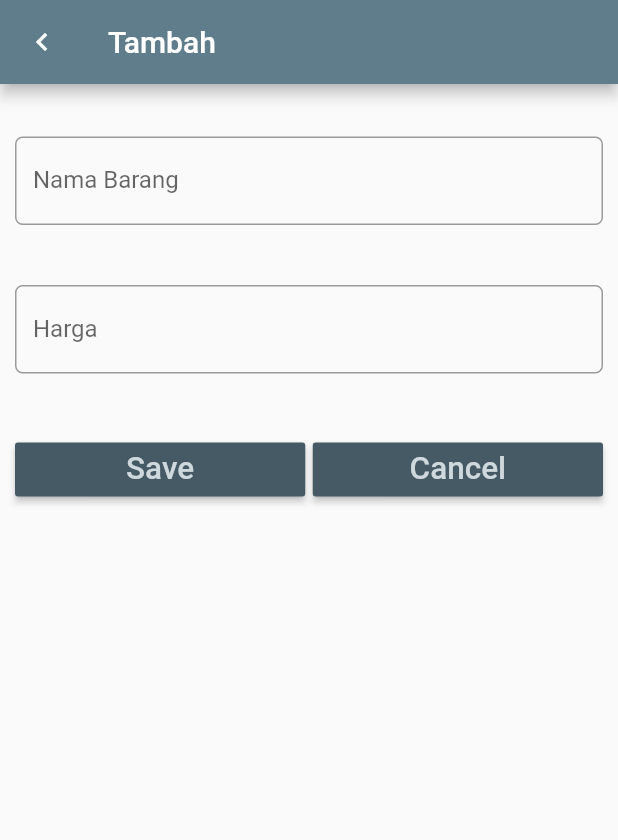
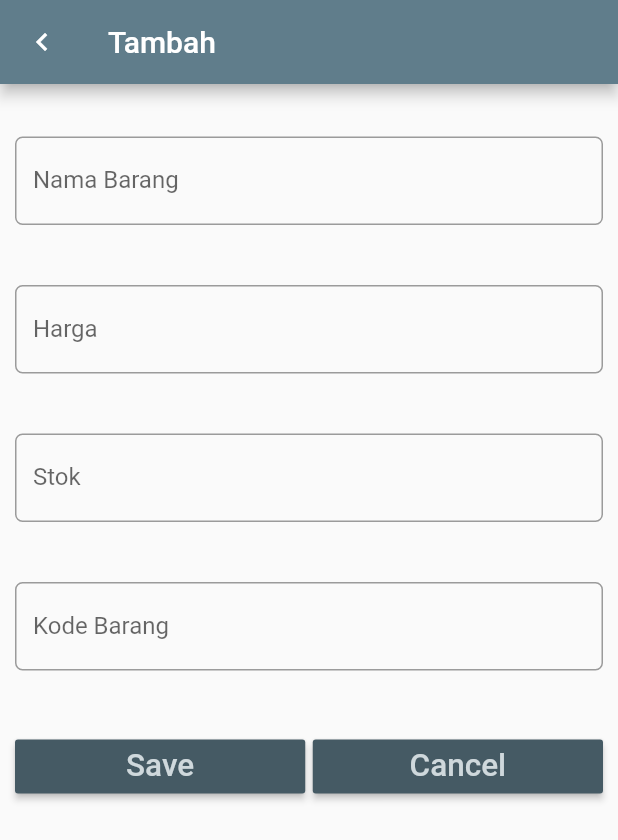
Before and after one commit to Evina08/database_sqlite, a Flutter app: the screen it shows after launch, after a tap on "Tambah Item", on a phone screen of 412 x 824 dp. Shown: the top 840 px of the screen. Run offline on Flutter 3.47's test engine with Material 2 defaults, Android fonts, the phone set to English and light mode, and no system bars; our stand-ins replace sqflite; accounts and stored records are empty.

Commit message:
Menambahkan stok dan kode

```diff
--- a/lib/dbhelper.dart
+++ b/lib/dbhelper.dart
@@ -14,7 +14,7 @@
     String path = directory.path + 'item.db';
 
     //create, read databases
-    var itemDatabase = openDatabase(path, version: 1, onCreate: _createDb);
+    var itemDatabase = openDatabase(path, version: 6, onCreate: _createDb);
     //mengembalikan nilai object sebagai hasil dari fungsinya
     return itemDatabase;
   }
@@ -25,7 +25,9 @@
  CREATE TABLE item (
  id INTEGER PRIMARY KEY AUTOINCREMENT,
  name TEXT,
- price INTEGER
+ price INTEGER,
+ stok INTEGER,
+ kode INTEGER
  )
  ''');
   }
--- a/lib/entryform.dart
+++ b/lib/entryform.dart
@@ -14,12 +14,16 @@
   EntryFormState(this.item);
   TextEditingController nameController = TextEditingController();
   TextEditingController priceController = TextEditingController();
+  TextEditingController stokController = TextEditingController();
+  TextEditingController kodeController = TextEditingController();
   @override
   Widget build(BuildContext context) {
     //kondisi
     if (item != null) {
       nameController.text = item.name;
       priceController.text = item.price.toString();
+      stokController.text = item.stok.toString();
+      kodeController.text = item.kode.toString();
     }
     //rubah
     return Scaffold(
@@ -65,6 +69,39 @@
                   },
                 ),
               ),
+              //stok
+              Padding(
+                padding: EdgeInsets.only(top: 20.0, bottom: 20.0),
+                child: TextField(
+                  controller: stokController,
+                  keyboardType: TextInputType.number,
+                  decoration: InputDecoration(
+                    labelText: 'Stok',
+                    border: OutlineInputBorder(
+                      borderRadius: BorderRadius.circular(5.0),
+                    ),
+                  ),
+                  onChanged: (value) {
+                    //
+                  },
+                ),
+              ),
+              Padding(
+                padding: EdgeInsets.only(top: 20.0, bottom: 20.0),
+                child: TextField(
+                  controller: kodeController,
+                  keyboardType: TextInputType.number,
+                  decoration: InputDecoration(
+                    labelText: 'Kode Barang',
+                    border: OutlineInputBorder(
+                      borderRadius: BorderRadius.circular(5.0),
+                    ),
+                  ),
+                  onChanged: (value) {
+                    //
+                  },
+                ),
+              ),
               // tombol button
               Padding(
                 padding: EdgeInsets.only(top: 20.0, bottom: 20.0),
@@ -82,12 +119,17 @@
                         onPressed: () {
                           if (item == null) {
                             // tambah data
-                            item = Item(nameController.text,
-                                int.parse(priceController.text));
+                            item = Item(
+                                nameController.text,
+                                int.parse(priceController.text),
+                                int.parse(stokController.text),
+                                int.parse(kodeController.text));
                           } else {
                             // ubah data
                             item.name = nameController.text;
                             item.price = int.parse(priceController.text);
+                            item.stok = int.parse(stokController.text);
+                            item.kode = int.parse(kodeController.text);
                           }
                           // kembali ke layar sebelumnya dengan membawa objek item
                           Navigator.pop(context, item);
--- a/lib/home.dart
+++ b/lib/home.dart
@@ -75,7 +75,10 @@
               this.itemList[index].name,
               style: textStyle,
             ),
-            subtitle: Text(this.itemList[index].price.toString()),
+            subtitle: Text("Price: " +
+                this.itemList[index].price.toString() +
+                "  Stok: " +
+                this.itemList[index].stok.toString()),
             trailing: GestureDetector(
               child: Icon(Icons.delete),
               onTap: () async {
--- a/lib/item.dart
+++ b/lib/item.dart
@@ -1,19 +1,27 @@
 class Item {
   int _id;
   String _name;
+  int _stok;
+  int _kode;
   int _price;
   int get id => _id;
   String get name => this._name;
   set name(String value) => this._name = value;
   get price => this._price;
   set price(value) => this._price = value;
+  get stok => this._stok;
+  set stok(value) => this._stok = value;
+  get kode => this._kode;
+  set kode(value) => this._kode = value;
 // konstruktor versi 1
-  Item(this._name, this._price);
+  Item(this._name, this._price, this._stok, this._kode);
   // konstruktor versi 2: konversi dari Map ke Item
   Item.fromMap(Map<String, dynamic> map) {
     this._id = map['id'];
     this._name = map['name'];
     this._price = map['price'];
+    this._stok = map['stok'];
+    this._kode = map['kode'];
   }
   // konversi dari Item ke Map
   Map<String, dynamic> toMap() {
@@ -21,6 +29,8 @@
     map['id'] = this._id;
     map['name'] = name;
     map['price'] = price;
+    map['stok'] = stok;
+    map['kode'] = kode;
     return map;
   }
 }
```
